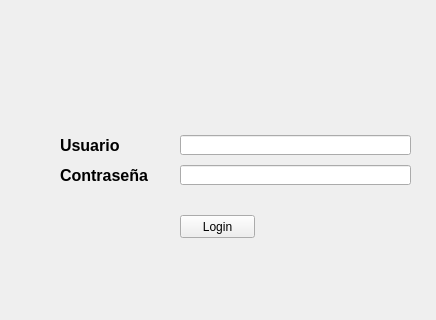
First picture: the form in login.ui, repository gerasua/loginlevels, before the edit; both pictures show x 0 to 436 and y 85 to 405 of the 436 by 547 pixel window.
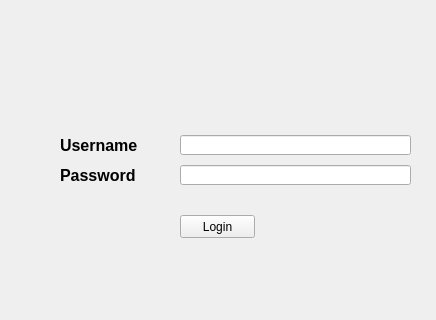
Second picture: the form after the edit. Icons and pictures are not drawn.

Diff of the .ui file:
```diff
--- a/login.ui
+++ b/login.ui
@@ -43,7 +43,7 @@
      </font>
     </property>
     <property name="text">
-     <string>Usuario</string>
+     <string>Username</string>
     </property>
    </widget>
    <widget class="QLabel" name="label_2">
@@ -63,7 +63,7 @@
      </font>
     </property>
     <property name="text">
-     <string>Contraseña</string>
+     <string>Password</string>
     </property>
    </widget>
    <widget class="QLineEdit" name="user">
```
Left out of the diff: 4 changed lines with no effect on the pictures.
